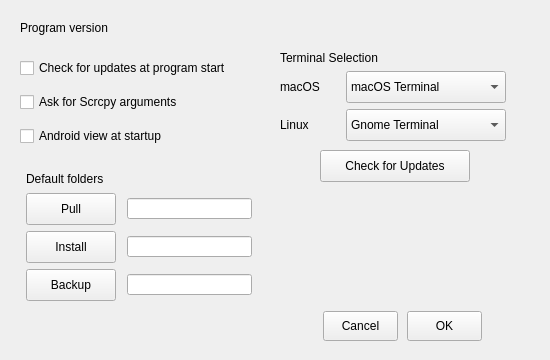
Above: adbprefdialog.ui from Eliminater74/adblink before the change. Below: the same form after it.
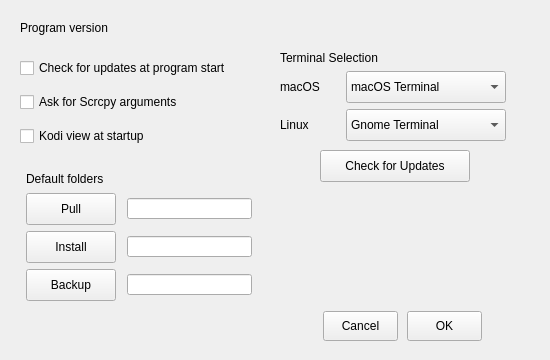
That is the form after the change.

Commit message: checkscope removed from preferences/json

```diff
--- a/adbprefdialog.ui
+++ b/adbprefdialog.ui
@@ -169,7 +169,7 @@
     <item>
      <widget class="QCheckBox" name="startview">
       <property name="text">
-       <string>Android view at startup</string>
+       <string>Kodi view at startup</string>
       </property>
      </widget>
     </item>
```
The commit also changes 1 other file.
